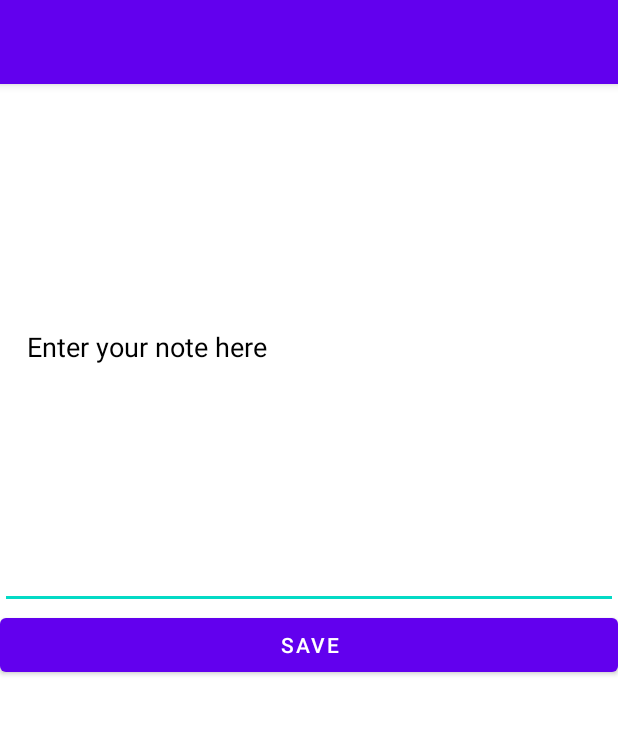
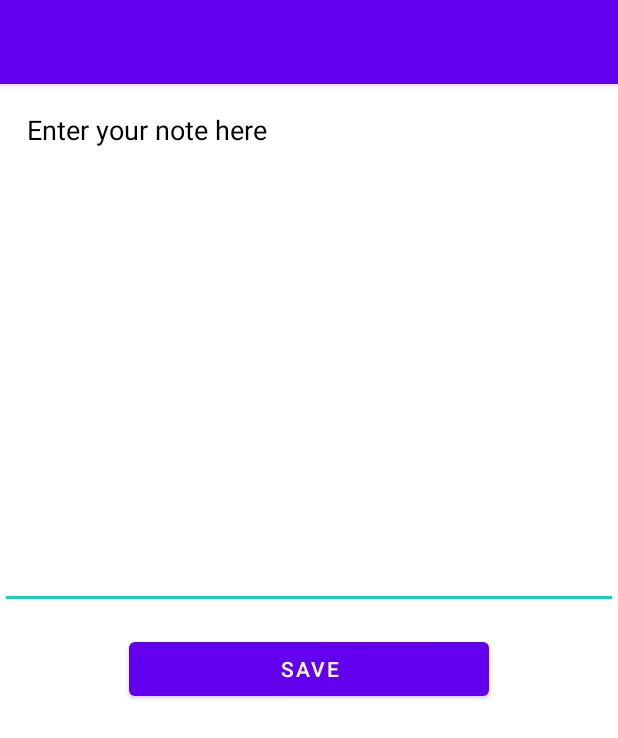
Before and after one commit to skiingish/Task_7.1P, an Android app: the CreateNoteActivity screen opened directly, with no data from a screen before it, on a phone screen of 412 x 824 dp. Shown: the top 738 px of the screen. Run offline under Robolectric (Android 15) with nearby library versions, the phone set to English and light mode, and no system bars.

Commit message:
Added more final touches to the layout files.

```diff
--- a/app/src/main/res/layout/activity_create_note.xml
+++ b/app/src/main/res/layout/activity_create_note.xml
@@ -6,7 +6,7 @@
     android:layout_height="match_parent"
     android:background="@color/white"
     android:orientation="vertical"
-    android:gravity="top"
+    android:gravity="center_horizontal"
     tools:context=".CreateNoteActivity">
 
 
@@ -18,13 +18,15 @@
         android:hint="Enter your note here"
         android:minHeight="350dp"
         android:padding="18dp"
+        android:gravity="top"
         android:textColor="@color/black"
         android:textColorHint="@color/black" />
 
     <Button
         android:id="@+id/saveNote_BTN"
-        android:layout_width="match_parent"
+        android:layout_width="240dp"
+        android:layout_marginTop="16dp"
         android:layout_height="wrap_content"
-        android:layout_weight="0"
+        android:gravity="center"
         android:text="Save" />
 </LinearLayout>
```
Also changed, not shown: app/src/main/res/layout/activity_main.xml (+3 -5 lines).
